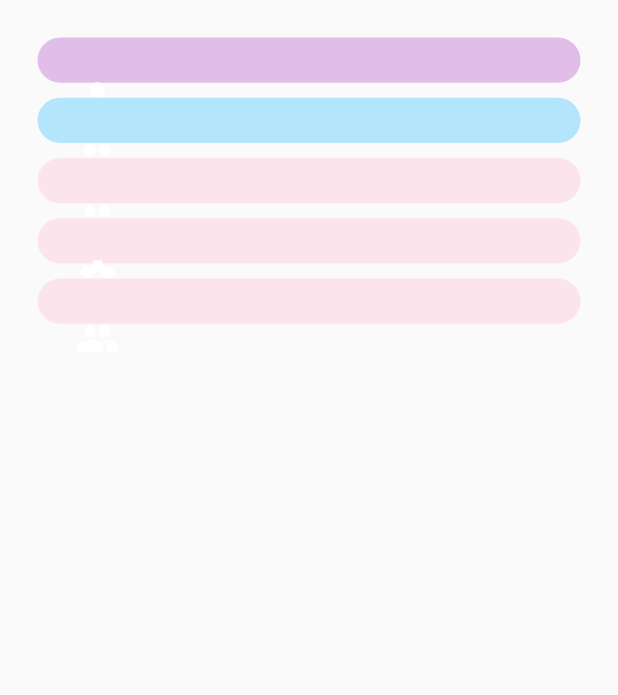
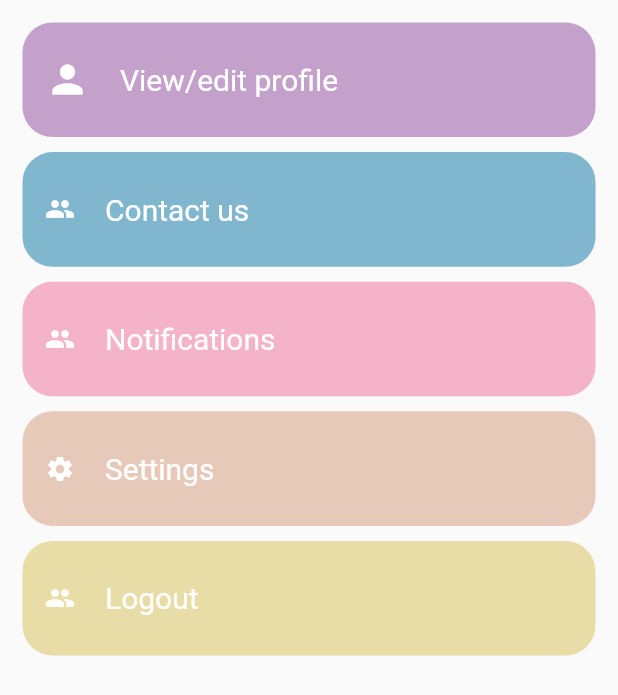
Before and after one commit to Abhishekreju2525/cbms, a Flutter app: the AdminPageMenu screen opened directly, on a phone screen of 412 x 824 dp. Shown: the top 695 px of the screen. Run offline on Flutter 3.47's test engine with Material 2 defaults, Android fonts, the phone set to English and light mode, and no system bars; our stand-ins replace cloud_firestore, firebase_auth, firebase_core, firebase_database, fluttertoast, google_fonts and 3 more; missing offline and left inert: firebase_in_app_messaging, razorpay_flutter, restart_app; accounts and stored records are empty.

Commit message:
admin profile menu

```diff
--- a/lib/BottomNavigationBar.dart
+++ b/lib/BottomNavigationBar.dart
@@ -47,12 +47,12 @@ class _HomepageState extends State<Homepage> {
           BottomNavigationBarItem(icon: Icon(Icons.person), label: 'Profile'),
         ],
       ),
-      floatingActionButton: FloatingActionButton(
-        onPressed: () {
-          FirebaseAuth.instance.signOut();
-        },
-        child: Text('Sign out'),
-      ),
+      // floatingActionButton: FloatingActionButton(
+      //   onPressed: () {
+      //     FirebaseAuth.instance.signOut();
+      //   },
+      //   child: Text('Sign out'),
+      // ),
     );
   }
 }
--- a/lib/adminpage/adminpagemenu.dart
+++ b/lib/adminpage/adminpagemenu.dart
@@ -7,7 +7,7 @@ class AdminPageMenu extends StatelessWidget {
     return Scaffold(
       body: Container(
         child: Padding(
-          padding: const EdgeInsets.all(25),
+          padding: const EdgeInsets.all(15),
           child: GridView(
             children: [
               InkWell(
@@ -16,10 +16,10 @@ class AdminPageMenu extends StatelessWidget {
                       MaterialPageRoute(builder: (context) => AdminPageMenu()));
                 },
                 child: Container(
-                  padding: const EdgeInsets.all(25),
+                  padding: const EdgeInsets.all(15),
                   decoration: BoxDecoration(
                     borderRadius: BorderRadius.circular(20),
-                    color: Colors.purple[100],
+                    color: Color.fromARGB(255, 196, 161, 202),
                   ),
                   child: Row(
                     crossAxisAlignment: CrossAxisAlignment.center,
@@ -35,7 +35,7 @@ class AdminPageMenu extends StatelessWidget {
                       Expanded(
                           child: Text(
                         "View/edit profile",
-                        style: TextStyle(color: Colors.white, fontSize: 30),
+                        style: TextStyle(color: Colors.white, fontSize: 20),
                       )),
                     ],
                   ),
@@ -47,17 +47,17 @@ class AdminPageMenu extends StatelessWidget {
                       MaterialPageRoute(builder: (context) => AdminPageMenu()));
                 },
                 child: Container(
-                  padding: const EdgeInsets.all(25),
+                  padding: const EdgeInsets.all(15),
                   decoration: BoxDecoration(
                     borderRadius: BorderRadius.circular(20),
-                    color: Colors.lightBlue[100],
+                    color: Color.fromARGB(255, 129, 182, 207),
                   ),
                   child: Row(
                     crossAxisAlignment: CrossAxisAlignment.center,
                     children: [
                       Icon(
                         Icons.group,
-                        size: 30,
+                        size: 20,
                         color: Colors.white,
                       ),
                       Padding(
@@ -66,7 +66,7 @@ class AdminPageMenu extends StatelessWidget {
                       Expanded(
                           child: Text(
                         "Contact us",
-                        style: TextStyle(color: Colors.white, fontSize: 30),
+                        style: TextStyle(color: Colors.white, fontSize: 20),
                       )),
                     ],
                   ),
@@ -78,17 +78,17 @@ class AdminPageMenu extends StatelessWidget {
                       MaterialPageRoute(builder: (context) => AdminPageMenu()));
                 },
                 child: Container(
-                  padding: const EdgeInsets.all(25),
+                  padding: const EdgeInsets.all(15),
                   decoration: BoxDecoration(
                     borderRadius: BorderRadius.circular(20),
-                    color: Colors.pink[50],
+                    color: Color.fromARGB(255, 245, 179, 201),
                   ),
                   child: Row(
                     crossAxisAlignment: CrossAxisAlignment.center,
                     children: [
                       Icon(
                         Icons.group,
-                        size: 30,
+                        size: 20,
                         color: Colors.white,
                       ),
                       Padding(
@@ -97,7 +97,7 @@ class AdminPageMenu extends StatelessWidget {
                       Expanded(
                           child: Text(
                         "Notifications",
-                        style: TextStyle(color: Colors.white, fontSize: 30),
+                        style: TextStyle(color: Colors.white, fontSize: 20),
                       )),
                     ],
                   ),
@@ -109,17 +109,17 @@ class AdminPageMenu extends StatelessWidget {
                       MaterialPageRoute(builder: (context) => AdminPageMenu()));
                 },
                 child: Container(
-                  padding: const EdgeInsets.all(25),
+                  padding: const EdgeInsets.all(15),
                   decoration: BoxDecoration(
                     borderRadius: BorderRadius.circular(20),
-                    color: Colors.pink[50],
+                    color: Color.fromARGB(255, 231, 201, 186),
                   ),
                   child: Row(
                     crossAxisAlignment: CrossAxisAlignment.center,
                     children: [
                       Icon(
                         Icons.settings,
-                        size: 30,
+                        size: 20,
                         color: Colors.white,
                       ),
                       Padding(
@@ -128,7 +128,7 @@ class AdminPageMenu extends StatelessWidget {
                       Expanded(
                           child: Text(
                         "Settings",
-                        style: TextStyle(color: Colors.white, fontSize: 30),
+                        style: TextStyle(color: Colors.white, fontSize: 20),
                       )),
                     ],
                   ),
@@ -140,17 +140,17 @@ class AdminPageMenu extends StatelessWidget {
                       MaterialPageRoute(builder: (context) => AdminPageMenu()));
                 },
                 child: Container(
-                  padding: const EdgeInsets.all(25),
+                  padding: const EdgeInsets.all(15),
                   decoration: BoxDecoration(
                     borderRadius: BorderRadius.circular(20),
-                    color: Colors.pink[50],
+                    color: Color.fromARGB(255, 233, 221, 167),
                   ),
                   child: Row(
                     crossAxisAlignment: CrossAxisAlignment.center,
                     children: [
                       Icon(
                         Icons.group,
-                        size: 30,
+                        size: 20,
                         color: Colors.white,
                       ),
                       Padding(
@@ -159,7 +159,7 @@ class AdminPageMenu extends StatelessWidget {
                       Expanded(
                           child: Text(
                         "Logout",
-                        style: TextStyle(color: Colors.white, fontSize: 30),
+                        style: TextStyle(color: Colors.white, fontSize: 20),
                       )),
                     ],
                   ),
@@ -170,7 +170,7 @@ class AdminPageMenu extends StatelessWidget {
               crossAxisCount: 1,
               mainAxisSpacing: 10,
               crossAxisSpacing: 40,
-              childAspectRatio: 12,
+              childAspectRatio: 5,
             ),
           ),
         ),
```
